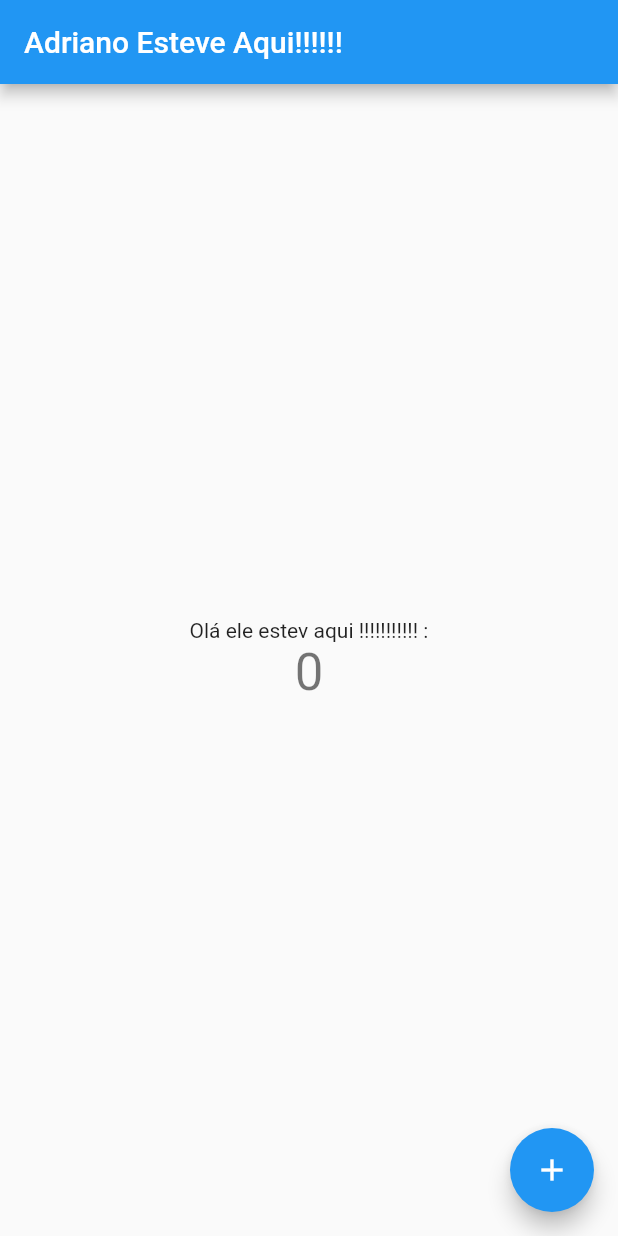
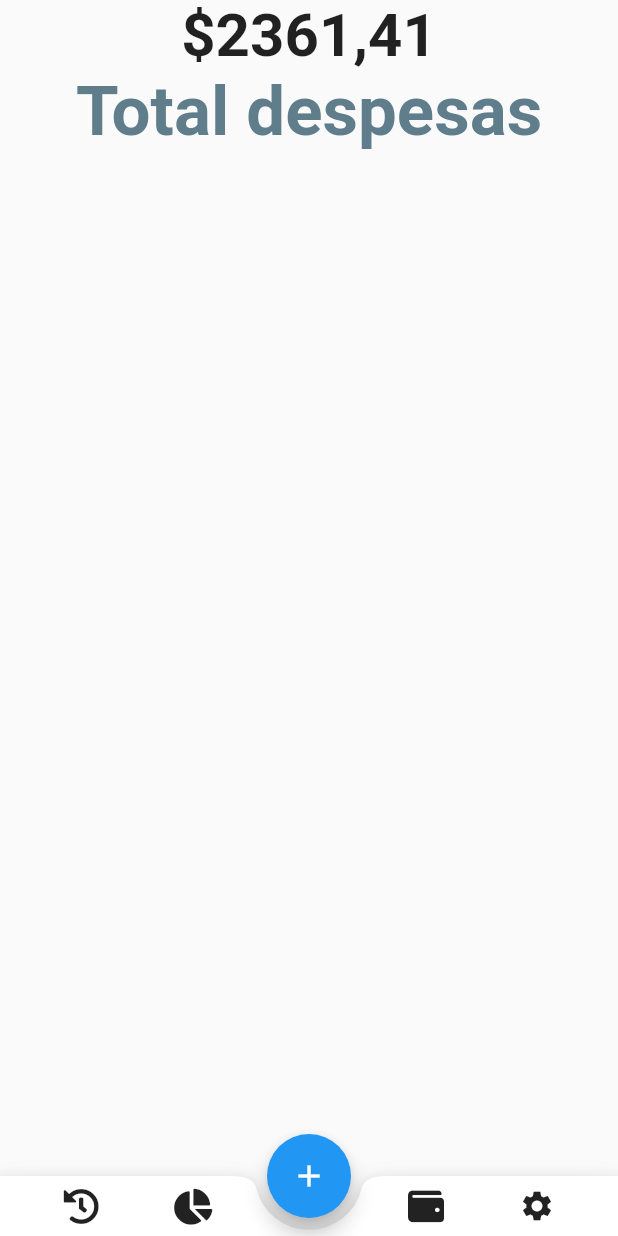
Before and after one commit to AdrianoRAV/Controle_despesas_Flutter, a Flutter app: the screen it shows after launch, on a phone screen of 412 x 824 dp. Run offline on Flutter 3.47's test engine with Material 2 defaults, Android fonts, the phone set to English and light mode, and no system bars; our stand-ins replace charts_flutter, font_awesome_flutter.

```diff
--- a/lib/main.dart
+++ b/lib/main.dart
@@ -1,117 +1,95 @@
 import 'package:flutter/material.dart';
+import 'package:font_awesome_flutter/font_awesome_flutter.dart';
 
-void main() {
-  runApp(MyApp());
-}
-
+void main() => runApp(MyApp());
 class MyApp extends StatelessWidget {
-  // This widget is the root of your application.
   @override
   Widget build(BuildContext context) {
     return MaterialApp(
       title: 'Flutter Demo',
       theme: ThemeData(
-        // This is the theme of your application.
-        //
-        // Try running your application with "flutter run". You'll see the
-        // application has a blue toolbar. Then, without quitting the app, try
-        // changing the primarySwatch below to Colors.green and then invoke
-        // "hot reload" (press "r" in the console where you ran "flutter run",
-        // or simply save your changes to "hot reload" in a Flutter IDE).
-        // Notice that the counter didn't reset back to zero; the application
-        // is not restarted.
         primarySwatch: Colors.blue,
-        // This makes the visual density adapt to the platform that you run
-        // the app on. For desktop platforms, the controls will be smaller and
-        // closer together (more dense) than on mobile platforms.
-        visualDensity: VisualDensity.adaptivePlatformDensity,
       ),
-      home: MyHomePage(title: 'Adriano Esteve Aqui!!!!!!'),
+      home: MyHomePage(),
     );
   }
 }
-
 class MyHomePage extends StatefulWidget {
-  MyHomePage({Key key, this.title}) : super(key: key);
-
-  // This widget is the home page of your application. It is stateful, meaning
-  // that it has a State object (defined below) that contains fields that affect
-  // how it looks.
-
-  // This class is the configuration for the state. It holds the values (in this
-  // case the title) provided by the parent (in this case the App widget) and
-  // used by the build method of the State. Fields in a Widget subclass are
-  // always marked "final".
-
-  final String title;
-
   @override
   _MyHomePageState createState() => _MyHomePageState();
 }
+class _MyHomePageState extends State<MyHomePage> {
 
-class _MyHomePageState extends State<MyHomePage> {
-  int _counter = 0;
-
-  void _incrementCounter() {
-    setState(() {
-      // This call to setState tells the Flutter framework that something has
-      // changed in this State, which causes it to rerun the build method below
-      // so that the display can reflect the updated values. If we changed
-      // _counter without calling setState(), then the build method would not be
-      // called again, and so nothing would appear to happen.
-      _counter++;
-    });
+  Widget _bottomAction(IconData icon){
+    return InkWell (
+      child: Padding(
+        padding: const EdgeInsets.all(8.0),
+        child: Icon(icon),
+      ),
+      onTap: (){},
+    );
   }
-
   @override
   Widget build(BuildContext context) {
-    // This method is rerun every time setState is called, for instance as done
-    // by the _incrementCounter method above.
-    //
-    // The Flutter framework has been optimized to make rerunning build methods
-    // fast, so that you can just rebuild anything that needs updating rather
-    // than having to individually change instances of widgets.
     return Scaffold(
-      appBar: AppBar(
-        // Here we take the value from the MyHomePage object that was created by
-        // the App.build method, and use it to set our appbar title.
-        title: Text(widget.title),
-      ),
-      body: Center(
-        // Center is a layout widget. It takes a single child and positions it
-        // in the middle of the parent.
-        child: Column(
-          // Column is also a layout widget. It takes a list of children and
-          // arranges them vertically. By default, it sizes itself to fit its
-          // children horizontally, and tries to be as tall as its parent.
-          //
-          // Invoke "debug painting" (press "p" in the console, choose the
-          // "Toggle Debug Paint" action from the Flutter Inspector in Android
-          // Studio, or the "Toggle Debug Paint" command in Visual Studio Code)
-          // to see the wireframe for each widget.
-          //
-          // Column has various properties to control how it sizes itself and
-          // how it positions its children. Here we use mainAxisAlignment to
-          // center the children vertically; the main axis here is the vertical
-          // axis because Columns are vertical (the cross axis would be
-          // horizontal).
-          mainAxisAlignment: MainAxisAlignment.center,
+      bottomNavigationBar: BottomAppBar(
+        notchMargin: 8.0,
+        shape: CircularNotchedRectangle(),
+        child: Row(
+          mainAxisSize: MainAxisSize.max,
+          mainAxisAlignment: MainAxisAlignment.spaceEvenly,//alinhamento dos icones
           children: <Widget>[
-            Text(
-              'Olá ele estev aqui !!!!!!!!!!! :',
-            ),
-            Text(
-              '$_counter',
-              style: Theme.of(context).textTheme.headline4,
-            ),
+          _bottomAction(FontAwesomeIcons.history),//icones
+            _bottomAction(FontAwesomeIcons.chartPie),
+            SizedBox(width: 48.0),
+            _bottomAction(FontAwesomeIcons.wallet),
+            _bottomAction(Icons.settings),
           ],
         ),
       ),
+      floatingActionButtonLocation: FloatingActionButtonLocation.centerDocked,
       floatingActionButton: FloatingActionButton(
-        onPressed: _incrementCounter,
-        tooltip: 'Increment',
         child: Icon(Icons.add),
-      ), // This trailing comma makes auto-formatting nicer for build methods.
+        onPressed: (){},
+      ),
+      body: _body(),
+    );
+}
+  Widget _body(){
+    return SafeArea(
+      child: Column(
+        children: <Widget>[
+          _selector(),
+          _expenses(),
+          _graph(),
+          _list(),
+        ],
+      ),
     );
   }
+  Widget _selector() => Container();
+
+  Widget _expenses() {
+    return Column(
+      children: <Widget>[
+        Text("\$2361,41",
+        style: TextStyle(
+          fontWeight: FontWeight.bold,
+          fontSize: 40.0,
+        ),
+        ),
+        Text("Total despesas",
+        style: TextStyle(
+          fontWeight: FontWeight.bold,
+          fontSize: 46.0,
+          color: Colors.blueGrey,
+        ),
+        )
+      ]
+    );
+  }
+  Widget _graph() => Container();
+
+  Widget _list() => Container();
+
 }
--- a/pubspec.yaml
+++ b/pubspec.yaml
@@ -24,6 +24,8 @@ dependencies:
   flutter:
     sdk: flutter
 
+  font_awesome_flutter: ^8.4.0
+  charts_flutter: ^0.6.0
 
   # The following adds the Cupertino Icons font to your application.
   # Use with the CupertinoIcons class for iOS style icons.
```
Also changed, not shown: lib/graph_widget.dart (added, +92 -0 lines), pubspec.lock.
